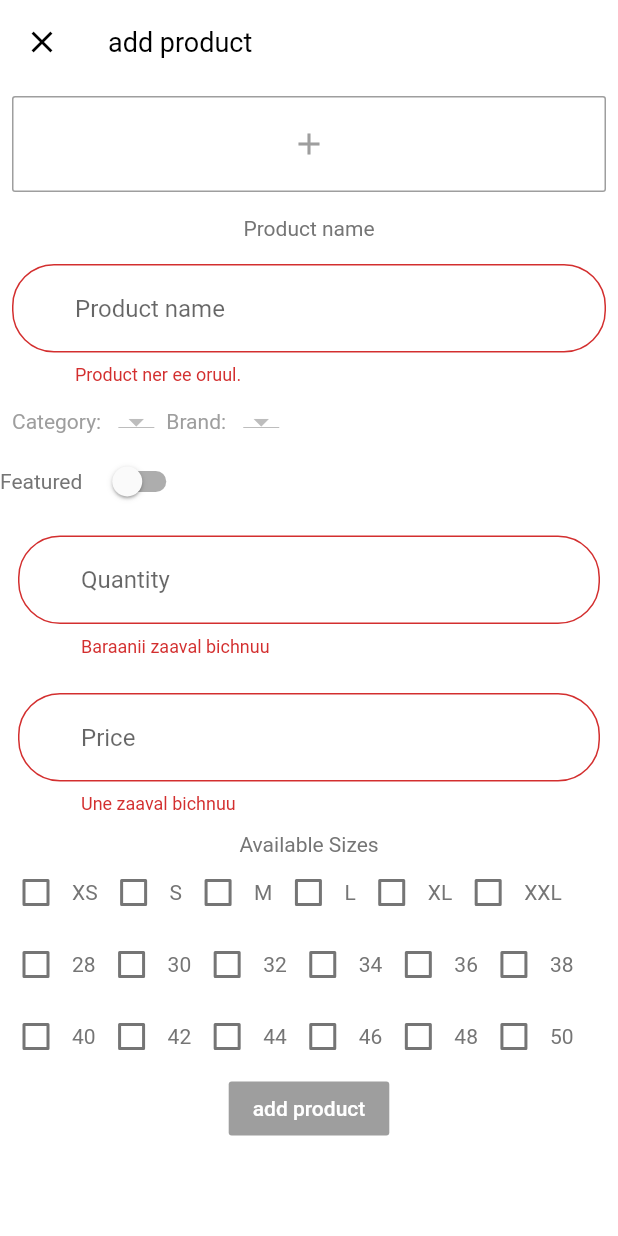
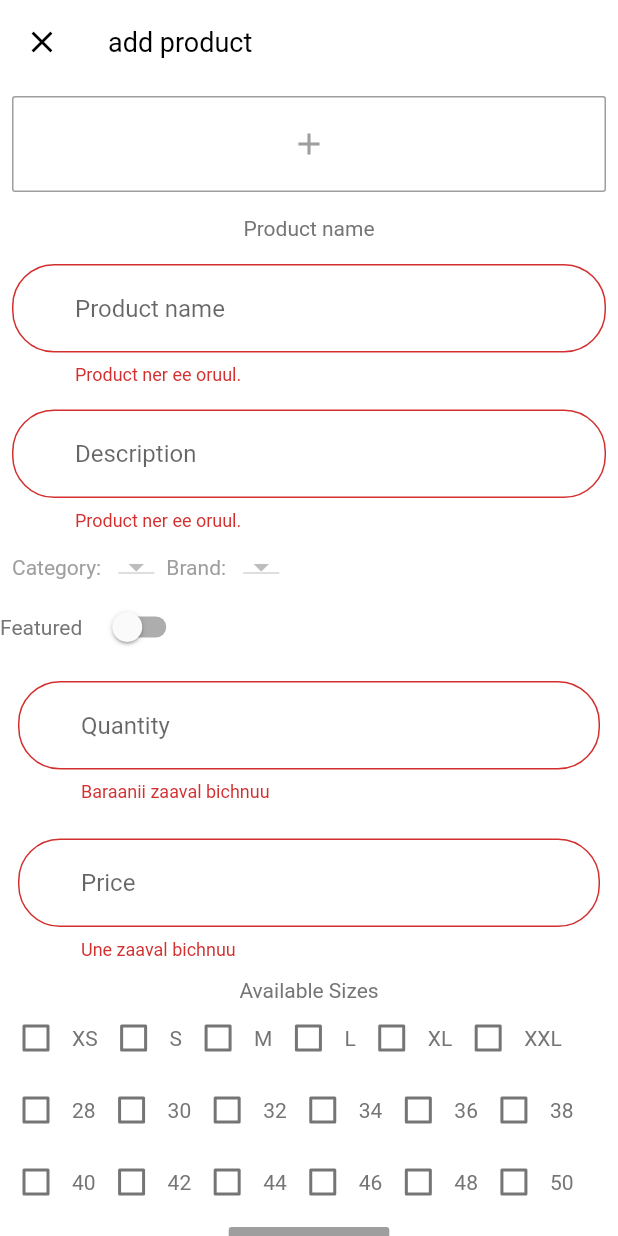
Before and after one commit to clicker0124/sportapp01, a Flutter app: the AddProduct screen opened directly, after a tap on "add product", on a phone screen of 412 x 824 dp. Run offline on Flutter 3.47's test engine with Material 2 defaults, Android fonts, the phone set to English and light mode, and no system bars; our stand-ins replace cloud_firestore, firebase_auth, firebase_core, firebase_storage, flutter_svg, fluttertoast and 1 more; accounts and stored records are empty; Roboto replaces fonts that are missing (Arial).

Commit message:
description heseg nemsen

```diff
--- a/lib/db/dbmodel.dart
+++ b/lib/db/dbmodel.dart
@@ -29,7 +29,9 @@ class DatabaseManager {
             id: element['id'],
             name: element['name'],
             picture: element['picture'],
-              price: element['price']);
+            price: element['price'],
+            description: element['description'],
+          );
 
           productsList.add(pr);
           // productsList.add(element.data());
--- a/lib/models/Product.dart
+++ b/lib/models/Product.dart
@@ -4,6 +4,7 @@ class Product {
   final String id;
   final String name;
   final String picture;
+  final String description;
   final double price;
   final int quantity;
   // final int sizes;
@@ -16,88 +17,7 @@ class Product {
     required this.id,
     required this.name,
     required this.picture,
+    required this.description,
     required this.price,
   });
 }
-
-// Our demo Products
-
-// List<Product> demoProducts = [
-//   Product(
-//     id: 1,
-//     images: [
-//       "assets/images/ps4_console_white_1.png",
-//       "assets/images/ps4_console_white_2.png",
-//       "assets/images/ps4_console_white_3.png",
-//       "assets/images/ps4_console_white_4.png",
-//     ],
-//     colors: [
-//       Color(0xFFF6625E),
-//       Color(0xFF836DB8),
-//       Color(0xFFDECB9C),
-//       Colors.white,
-//     ],
-//     title: "Wireless Controller for PS4™",
-//     price: 64.99,
-//     description: description,
-//     rating: 4.8,
-//     isFavourite: true,
-//     isPopular: true,
-//   ),
-//   Product(
-//     id: 2,
-//     images: [
-//       "https://firebasestorage.googleapis.com/v0/b/sportproduct-68e37.appspot.com/o/11639730385920.jpg?alt=media&token=bc912e11-c981-4932-a9ac-b7be8e879e4b",
-//     ],
-//     colors: [
-//       Color(0xFFF6625E),
-//       Color(0xFF836DB8),
-//       Color(0xFFDECB9C),
-//       Colors.white,
-//     ],
-//     title: "Nike Sport White - Man Pant",
-//     price: 50.5,
-//     description: description,
-//     rating: 4.1,
-//     isPopular: true,
-//   ),
-//   Product(
-//     id: 3,
-//     images: [
-//       "assets/images/glap.png",
-//     ],
-//     colors: [
-//       Color(0xFFF6625E),
-//       Color(0xFF836DB8),
-//       Color(0xFFDECB9C),
-//       Colors.white,
-//     ],
-//     title: "Gloves XC Omega - Polygon",
-//     price: 36.55,
-//     description: description,
-//     rating: 4.1,
-//     isFavourite: true,
-//     isPopular: true,
-//   ),
-//   Product(
-//     id: 4,
-//     images: [
-//       "assets/images/wireless headset.png",
-//     ],
-//     colors: [
-//       Color(0xFFF6625E),
-//       Color(0xFF836DB8),
-//       Color(0xFFDECB9C),
-//       Colors.white,
-//     ],
-//     title: "Logitech Head",
-//     price: 20.20,
-//     description: description,
-//     rating: 4.1,
-//     isFavourite: true,
-//     isPopular: true,
-//   ),
-// ];
-
-// const String description =
-//     "Wireless Controller for PS4™ gives you what you want in your gaming from over precision control your games to sharing …";
--- a/lib/screens/add_product/add_product.dart
+++ b/lib/screens/add_product/add_product.dart
@@ -19,6 +19,7 @@ class _AddProductState extends State<AddProduct> {
   ProductService productService = ProductService();
   GlobalKey<FormState> _formKey = GlobalKey<FormState>();
   TextEditingController productNameController = TextEditingController();
+  TextEditingController descriptionController = TextEditingController();
   TextEditingController quatityController = TextEditingController();
   final priceController = TextEditingController();
   List<DocumentSnapshot> brands = <DocumentSnapshot>[];
@@ -129,6 +130,20 @@ class _AddProductState extends State<AddProduct> {
                           if (value!.isEmpty) {
                             return 'Product ner ee oruul.';
                           } else if (value.length > 10) {
+                            return 'Product iin ner heterhii urt baina.';
+                          }
+                        },
+                      ),
+                    ),
+                    Padding(
+                      padding: const EdgeInsets.all(8.0),
+                      child: TextFormField(
+                        controller: descriptionController,
+                        decoration: InputDecoration(hintText: 'Description'),
+                        validator: (value) {
+                          if (value!.isEmpty) {
+                            return 'Product ner ee oruul.';
+                          } else if (value.length > 300) {
                             return 'Product iin ner heterhii urt baina.';
                           }
                         },
@@ -410,6 +425,7 @@ class _AddProductState extends State<AddProduct> {
 
             productService.uploadProduct({
               "name": productNameController.text,
+              "description": descriptionController.text,
               "price": double.parse(priceController.text),
               "sizes": selectedSizes,
               "picture": imageUrl1,
--- a/lib/screens/home/components/popular_product.dart
+++ b/lib/screens/home/components/popular_product.dart
@@ -39,7 +39,7 @@ class _DashboardScreenState extends State<PopularProduct> {
         Padding(
           padding:
               EdgeInsets.symmetric(horizontal: getProportionateScreenWidth(20)),
-          child: SectionTitle(title: "All Products", press: () {}),
+          child: SectionTitle(title: "Бүтээгдэхүүн", press: () {}),
         ),
         SizedBox(height: getProportionateScreenWidth(20)),
         SingleChildScrollView(
```
Also changed, not shown: lib/screens/details/components/body.dart (+3 -4 lines), lib/screens/details/components/product_description.dart (+24 -4 lines). Lines whose indentation alone changed are shown as unchanged.
